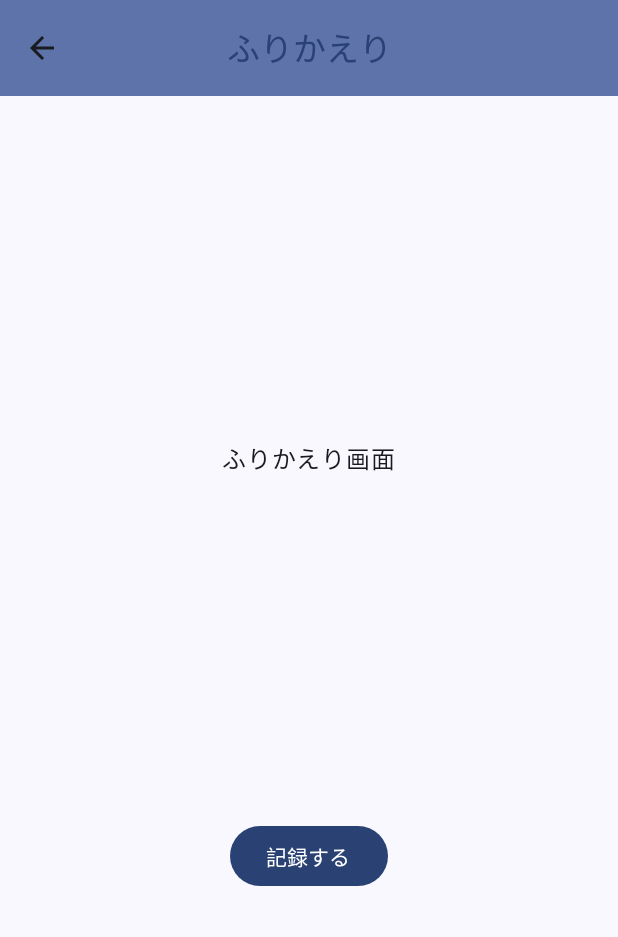
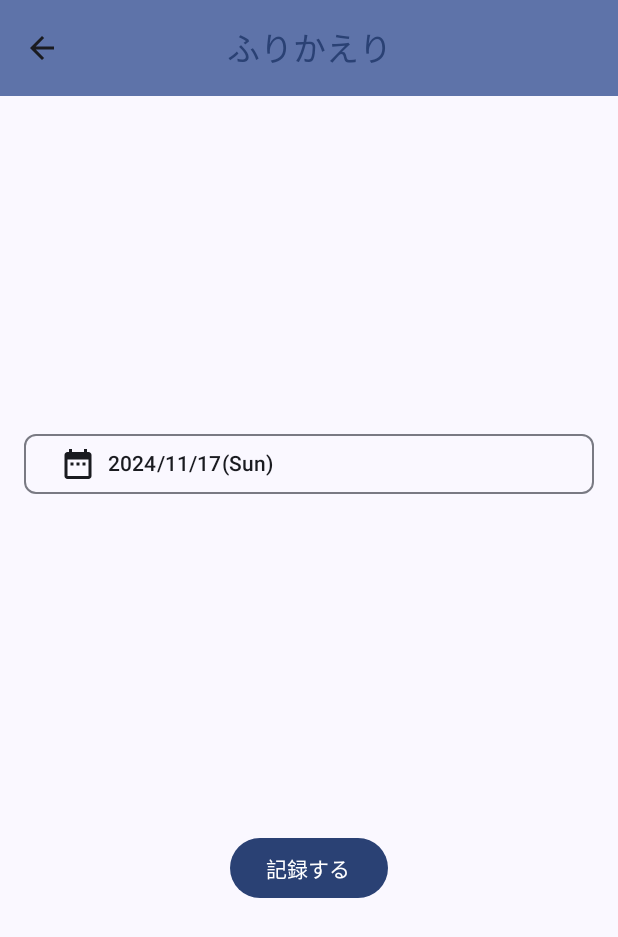
Before and after one commit to rnk0085/selfcare, an Android app built with Jetpack Compose: the ReflectionScreen screen opened through its navigation route, on a phone screen of 412 x 824 dp. Shown: the top 937 px of the screen. Run offline under Robolectric (Android 15) with nearby library versions, the phone set to English and light mode, and no system bars.

Commit message:
feat: 日付選択ダイアログを表示

```diff
--- a/app/src/main/java/com/rnk0085/selfcare/ui/screen/reflection/ReflectionScreen.kt
+++ b/app/src/main/java/com/rnk0085/selfcare/ui/screen/reflection/ReflectionScreen.kt
@@ -8,15 +8,24 @@ import androidx.compose.material3.Button
 import androidx.compose.material3.Scaffold
 import androidx.compose.material3.Text
 import androidx.compose.runtime.Composable
+import androidx.compose.runtime.getValue
+import androidx.compose.runtime.mutableStateOf
+import androidx.compose.runtime.remember
+import androidx.compose.runtime.setValue
 import androidx.compose.ui.Alignment
 import androidx.compose.ui.Modifier
 import androidx.compose.ui.tooling.preview.Preview
+import androidx.compose.ui.unit.dp
 import com.rnk0085.selfcare.ui.screen.component.SelfcareTopAppBar
+import com.rnk0085.selfcare.ui.screen.reflection.component.DatePickerModal
+import com.rnk0085.selfcare.ui.screen.reflection.component.DiaryDatePickerButton
 
 @Composable
 internal fun ReflectionScreen(
     onBackClicked: () -> Unit,
 ) {
+    var showDatePicker by remember { mutableStateOf(false) }
+
     Scaffold(
         topBar = {
             SelfcareTopAppBar(
@@ -28,11 +37,21 @@ internal fun ReflectionScreen(
         Column(
             modifier = Modifier
                 .fillMaxSize()
-                .padding(innerPadding),
+                .padding(innerPadding)
+                .padding(horizontal = 16.dp),
             verticalArrangement = Arrangement.SpaceEvenly,
             horizontalAlignment = Alignment.CenterHorizontally,
         ) {
-            Text("ふりかえり画面")
+            DiaryDatePickerButton(
+                onClick = { showDatePicker = true },
+            )
+
+            if (showDatePicker) {
+                DatePickerModal(
+                    onDateSelected = { /* TODO */ },
+                    onDismiss = { showDatePicker = false },
+                )
+            }
 
             Button(onClick = { /* TODO */ }) {
                 Text("記録する")
```
Also changed, not shown: app/src/main/java/com/rnk0085/selfcare/ui/screen/reflection/component/DatePickerModal.kt (added, +47 -0 lines).
